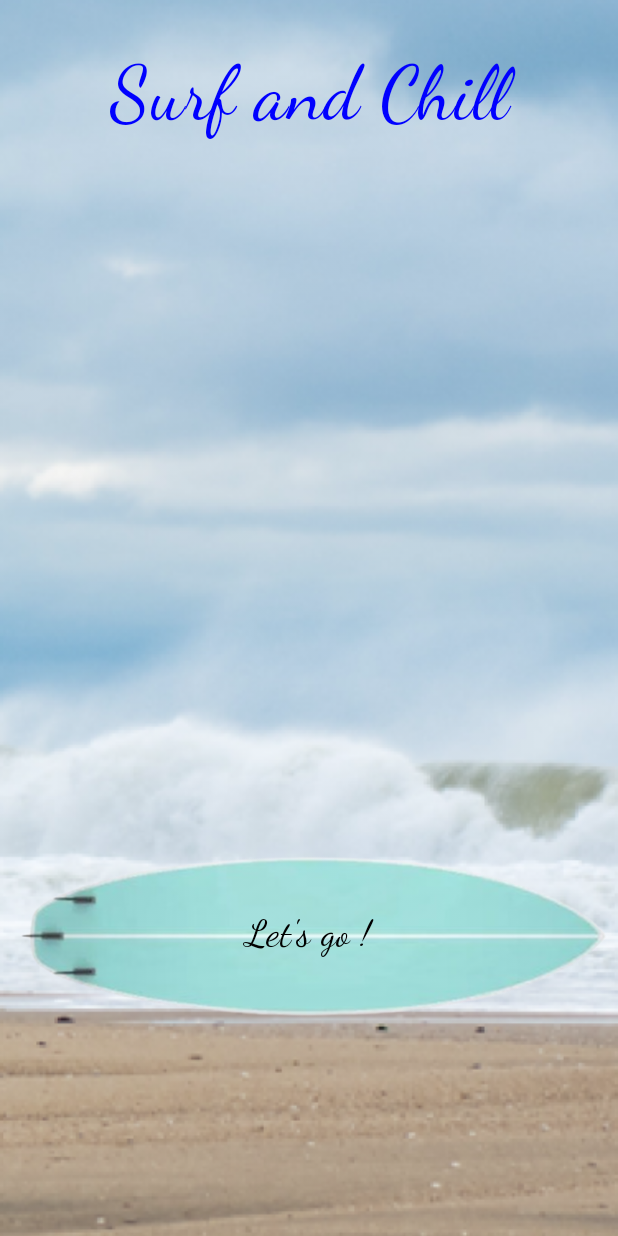
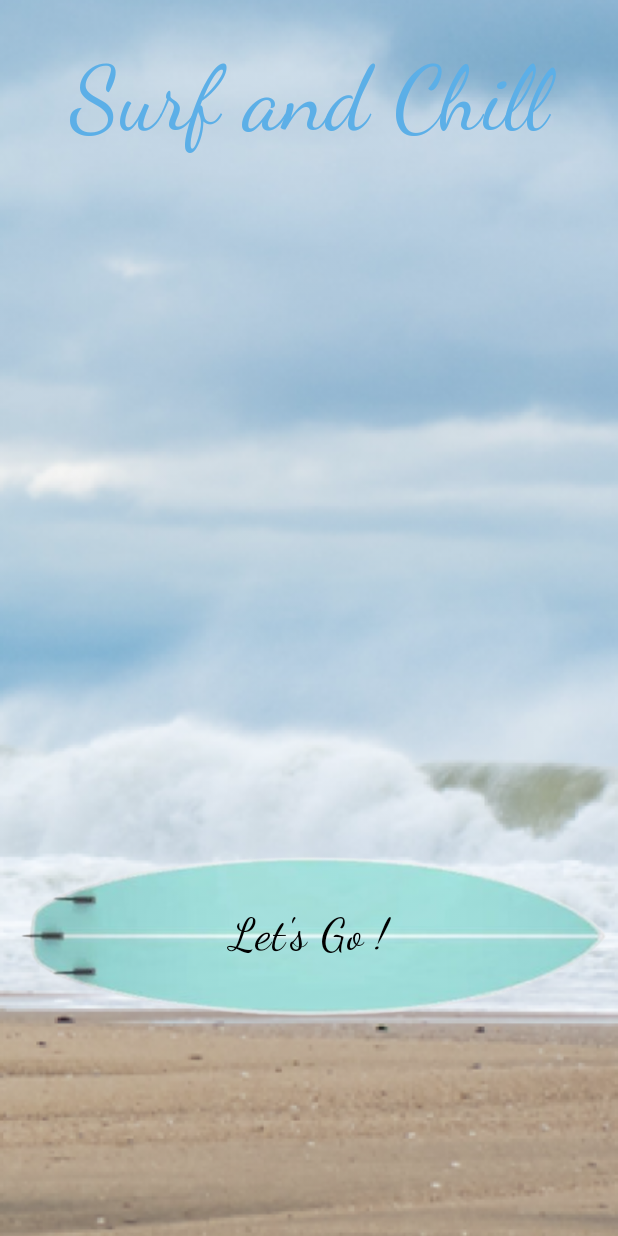
Before and after one commit to adatechschool/projet-collectif-mobile-front-surf-chill, an Android app built with Jetpack Compose: the @Preview function GreetingPreview, on a phone screen of 412 x 824 dp. Run offline under Robolectric (Android 15) with nearby library versions, the phone set to English and light mode, and no system bars.

Commit message:
Couleur de la maquette sur les titres

```diff
--- a/app/src/main/java/com/example/surfchill/MainActivity.kt
+++ b/app/src/main/java/com/example/surfchill/MainActivity.kt
@@ -40,6 +40,7 @@ import androidx.compose.ui.draw.rotate
 import androidx.compose.ui.graphics.Color
 import androidx.compose.ui.layout.ContentScale
 import androidx.compose.ui.platform.LocalContext
+import androidx.compose.ui.res.colorResource
 import androidx.compose.ui.res.stringResource
 import androidx.compose.ui.text.style.TextAlign
 import androidx.compose.ui.unit.dp
@@ -85,8 +86,8 @@ fun HomeScreen(modifier: Modifier = Modifier) {
 fun TitleApp(message: String, modifier: Modifier = Modifier) {
         Text(
             text = "Surf and Chill",
-            color = Color.Blue,
-            fontSize = 50.sp,
+            color = colorResource(id = R.color.blue),
+            fontSize = 60.sp,
             lineHeight = 66.sp,
             textAlign = TextAlign.Center,
 
@@ -122,8 +123,8 @@ fun NavigateButton(onClick: () -> Unit, modifier: Modifier) {
                 alpha = 0.9F,
             )
             Text(
-                text = "Let's go !",
-                fontSize = 25.sp,
+                text = "Let's Go !",
+                fontSize = 30.sp,
                 color = Color.Black,
                 modifier = Modifier
                     .align(Alignment.Center)
```
Also changed, not shown: app/src/main/java/com/example/surfchill/SpotScreen.kt (+4 -3 lines).
